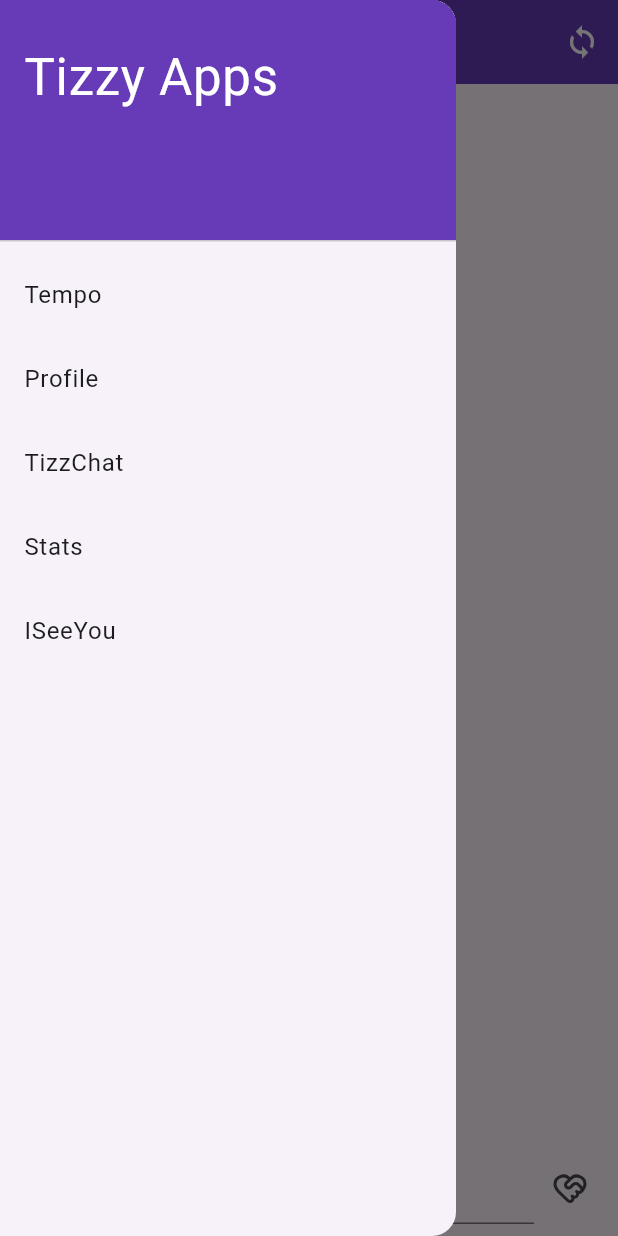
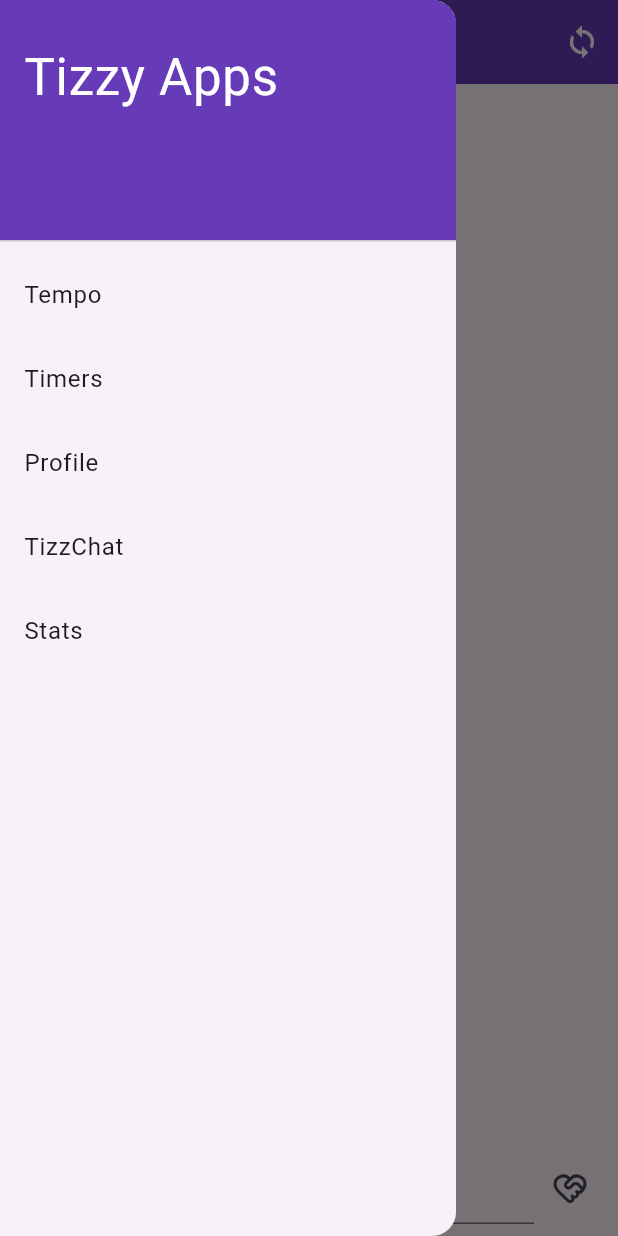
Before and after one commit to IsaiahSama/Tizzy, a Flutter app: the TizzChatScreen screen opened by its route, with the side drawer open, on a phone screen of 412 x 824 dp. Run offline on Flutter 3.47's test engine with Material 3 defaults, Android fonts, the phone set to English and light mode, and no system bars; our stand-ins replace dio, firebase_core, firebase_messaging, flutter_riverpod, freezed_annotation, go_router and 3 more; missing offline and left inert: android_intent_plus; accounts and stored records are empty; generated files the repository leaves out were written again.

Commit message:
Added support for Timers

```diff
--- a/mobile/tizzy_watch/lib/app.dart
+++ b/mobile/tizzy_watch/lib/app.dart
@@ -5,7 +5,7 @@ import 'package:flutter_riverpod/flutter_riverpod.dart';
 import 'package:tizzy_watch/application/gadget_bridge_service.dart';
 import 'package:tizzy_watch/core/providers/messages_provider.dart';
 import "package:tizzy_watch/core/router.dart";
-import 'package:tizzy_watch/domain/entities/tempo_message.dart';
+import 'package:tizzy_watch/domain/tempo_message.dart';
 
 class MainApp extends ConsumerStatefulWidget {
   const MainApp({super.key});
--- a/mobile/tizzy_watch/lib/application/gadget_bridge_service.dart
+++ b/mobile/tizzy_watch/lib/application/gadget_bridge_service.dart
@@ -2,7 +2,7 @@
 
 import 'package:android_intent_plus/android_intent.dart';
 import 'package:tizzy_watch/core/auth.dart';
-import 'package:tizzy_watch/domain/entities/tempo_message.dart';
+import 'package:tizzy_watch/domain/tempo_message.dart';
 import 'dart:convert';
 
 class GadgetBridgeService {
--- a/mobile/tizzy_watch/lib/core/providers/messages_provider.dart
+++ b/mobile/tizzy_watch/lib/core/providers/messages_provider.dart
@@ -1,5 +1,5 @@
 import "package:riverpod_annotation/riverpod_annotation.dart";
-import "package:tizzy_watch/domain/entities/tempo_message.dart";
+import "package:tizzy_watch/domain/tempo_message.dart";
 
 part 'messages_provider.g.dart';
 
--- /dev/null
+++ b/mobile/tizzy_watch/lib/core/providers/timer_provider.dart
@@ -0,0 +1,41 @@
+import 'package:riverpod_annotation/riverpod_annotation.dart';
+import 'package:tizzy_watch/data/repositories/timer_repository.dart';
+import 'package:tizzy_watch/domain/timer.dart';
+
+part 'timer_provider.g.dart';
+
+@Riverpod(keepAlive: true)
+class TimerProvider extends _$TimerProvider {
+  final repository = TimerRepositoryPref();
+
+  @override
+  Future<List<Timer>> build() async {
+    return repository.getAllTimers();
+  }
+
+  Future<void> addTimer(Timer timer) async {
+    state = state.whenData((timers) => [...timers, timer]);
+  }
+
+  Future<void> updateTimerCompletion(int timerID, bool completed) async {
+    state = state.whenData(
+      (timers) =>
+          timers.map((timer) {
+            if (timer.id == timerID) {
+              return timer.copyWith(completed: completed);
+            }
+            return timer;
+          }).toList(),
+    );
+
+    state.whenData((timers) => repository.saveTimers(timers));
+  }
+
+  Future<void> deleteTimer(int timerID) async {
+    state = state.whenData(
+      (timers) => timers.where((timer) => timer.id != timerID).toList(),
+    );
+
+    state.whenData((timers) => repository.saveTimers(timers));
+  }
+}
--- a/mobile/tizzy_watch/lib/core/router.dart
+++ b/mobile/tizzy_watch/lib/core/router.dart
@@ -2,9 +2,9 @@ import 'package:flutter/material.dart';
 import 'package:go_router/go_router.dart';
 import 'package:tizzy_watch/core/auth.dart';
 import 'package:tizzy_watch/presentation/screens/stats_screen.dart';
-import 'package:tizzy_watch/presentation/screens/iseeyou_screen.dart';
 import 'package:tizzy_watch/presentation/screens/register_screen.dart';
 import 'package:tizzy_watch/presentation/screens/tempo_screen.dart';
+import 'package:tizzy_watch/presentation/screens/timer_screen.dart';
 import 'package:tizzy_watch/presentation/screens/tizzchat_screen.dart';
 import 'package:tizzy_watch/presentation/screens/profile_screen.dart';
 
@@ -26,18 +26,30 @@ final GoRouter router = GoRouter(
     return null;
   },
   routes: [
-    GoRoute(name: 'Home', path: '/', builder: (context, state) => TempoScreen()),
-    GoRoute(name: 'Profile', path: '/profile', builder: (context, state) => ProfileScreen()),
-    GoRoute(name: 'Register', path: '/register', builder: (context, state) => RegisterScreen()),
+    GoRoute(
+      name: 'Home',
+      path: '/',
+      builder: (context, state) => TempoScreen(),
+    ),
+    GoRoute(
+      name: 'Profile',
+      path: '/profile',
+      builder: (context, state) => ProfileScreen(),
+    ),
+    GoRoute(
+      name: 'Register',
+      path: '/register',
+      builder: (context, state) => RegisterScreen(),
+    ),
+    GoRoute(
+      name: 'Timers',
+      path: '/timers',
+      builder: (context, state) => TimerScreen(),
+    ),
     GoRoute(
       name: 'Stats',
       path: '/stats',
       builder: (context, state) => StatsScreen(),
-    ),
-    GoRoute(
-      name: 'ISeeYou',
-      path: '/iseeyou',
-      builder: (context, state) => ISeeYouScreen(),
     ),
     GoRoute(
       name: 'TizzChat',
--- a/mobile/tizzy_watch/lib/presentation/screens/tempo_screen.dart
+++ b/mobile/tizzy_watch/lib/presentation/screens/tempo_screen.dart
@@ -5,7 +5,7 @@ import 'package:tizzy_watch/core/client.dart';
 import 'package:tizzy_watch/core/constants.dart';
 import 'package:tizzy_watch/presentation/widgets/app_bar.dart';
 import 'package:tizzy_watch/presentation/widgets/app_drawer.dart';
-import 'package:tizzy_watch/domain/entities/tempo_message.dart';
+import 'package:tizzy_watch/domain/tempo_message.dart';
 import 'package:tizzy_watch/presentation/widgets/tempo/tempo_message_widget.dart';
 import "package:tizzy_watch/core/auth.dart";
 
--- a/mobile/tizzy_watch/lib/presentation/widgets/app_drawer.dart
+++ b/mobile/tizzy_watch/lib/presentation/widgets/app_drawer.dart
@@ -11,19 +11,25 @@ class AppDrawer extends StatelessWidget {
         padding: EdgeInsets.zero,
         children: [
           const DrawerHeader(
-            decoration: BoxDecoration(
-              color: Colors.deepPurple,
-            ),
+            decoration: BoxDecoration(color: Colors.deepPurple),
             child: Padding(
               padding: EdgeInsets.only(top: 10.0),
-              child: Text('Tizzy Apps',
-                  style: TextStyle(color: Colors.white, fontSize: 34)),
+              child: Text(
+                'Tizzy Apps',
+                style: TextStyle(color: Colors.white, fontSize: 34),
+              ),
             ),
           ),
           ListTile(
             title: const Text('Tempo'),
             onTap: () {
               context.goNamed('Home');
+            },
+          ),
+          ListTile(
+            title: Text('Timers'),
+            onTap: () {
+              context.goNamed('Timers');
             },
           ),
           ListTile(
@@ -44,12 +50,6 @@ class AppDrawer extends StatelessWidget {
               context.goNamed('Stats');
             },
           ),
-          ListTile(
-            title: Text('ISeeYou'),
-            onTap: () {
-              context.goNamed('ISeeYou');
-            },
-          ),
         ],
       ),
     );
--- a/mobile/tizzy_watch/lib/presentation/widgets/tempo/tempo_message_widget.dart
+++ b/mobile/tizzy_watch/lib/presentation/widgets/tempo/tempo_message_widget.dart
@@ -4,7 +4,7 @@ import "package:tizzy_watch/core/auth.dart";
 import "package:tizzy_watch/core/client.dart";
 import "package:tizzy_watch/core/constants.dart";
 import "package:tizzy_watch/core/providers/messages_provider.dart";
-import "package:tizzy_watch/domain/entities/tempo_message.dart";
+import "package:tizzy_watch/domain/tempo_message.dart";
 
 class TempoMessageWidget extends ConsumerWidget {
   final TempoMessage message;
--- a/mobile/tizzy_watch/lib/presentation/widgets/tizzchat/chat_box.dart
+++ b/mobile/tizzy_watch/lib/presentation/widgets/tizzchat/chat_box.dart
@@ -1,7 +1,7 @@
 import "package:flutter/material.dart";
 import 'package:flutter_riverpod/flutter_riverpod.dart';
 import 'package:tizzy_watch/core/providers/messages_provider.dart';
-import 'package:tizzy_watch/domain/entities/tempo_message.dart';
+import 'package:tizzy_watch/domain/tempo_message.dart';
 
 class ChatBox extends ConsumerStatefulWidget {
   const ChatBox({super.key});
--- a/mobile/tizzy_watch/pubspec.yaml
+++ b/mobile/tizzy_watch/pubspec.yaml
@@ -20,6 +20,10 @@ dependencies:
   shared_preferences: ^2.5.3
   uuid: ^4.5.1
   flutter_launcher_icons: ^0.14.3
+  freezed_annotation: ^3.1.0
+  freezed: ^3.1.0
+  json_serializable: ^6.9.5
+  json_annotation: ^4.9.0
 
 dev_dependencies:
   flutter_test:
```
Also changed, not shown: mobile/tizzy_watch/lib/data/repositories/timer_repository.dart (added, +34 -0 lines), mobile/tizzy_watch/lib/domain/timer.dart (added, +17 -0 lines), mobile/tizzy_watch/lib/presentation/screens/iseeyou_screen.dart (deleted, +0 -20 lines), mobile/tizzy_watch/lib/presentation/screens/timer_screen.dart (added, +25 -0 lines), mobile/tizzy_watch/lib/presentation/widgets/timer/timer_widget.dart (added, +108 -0 lines), mobile/tizzy_watch/lib/core/providers/timer_provider.g.dart, mobile/tizzy_watch/lib/domain/tempo_message.dart (renamed from mobile/tizzy_watch/lib/domain/entities/tempo_message.dart), mobile/tizzy_watch/lib/domain/timer.freezed.dart (added), mobile/tizzy_watch/lib/domain/timer.g.dart (added), mobile/tizzy_watch/pubspec.lock, 2 other files.
